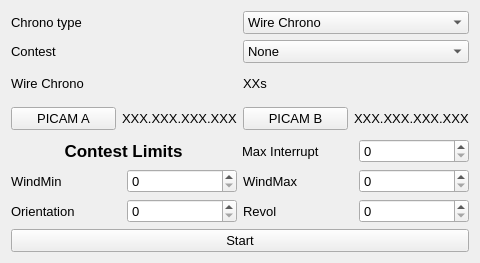
This is F3FChrono/gui/WConfig.ui in jomarin38/F3FChrono as Qt 5 draws it before an edit. The edited form follows.
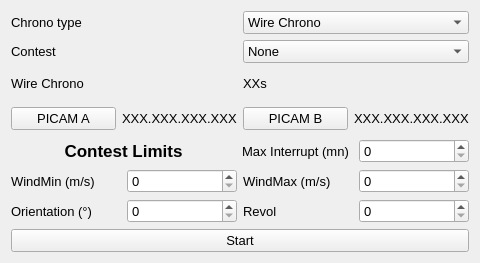
This is the edited form.

Commit message: gui chrono display method change with QtimerEvent gui display in fullscreen mode add in comment gui config :   refresh contestlist with database informations, add method for eventListChanged.   contest max interrupt display in minutes   contest variables : add unit in label.

The edit to the form file:
```diff
--- a/F3FChrono/gui/WConfig.ui
+++ b/F3FChrono/gui/WConfig.ui
@@ -205,7 +205,7 @@
           </font>
          </property>
          <property name="text">
-          <string>Max Interrupt</string>
+          <string>Max Interrupt (mn)</string>
          </property>
         </widget>
        </item>
@@ -230,7 +230,7 @@
           </font>
          </property>
          <property name="text">
-          <string>WindMin</string>
+          <string>WindMin (m/s)</string>
          </property>
         </widget>
        </item>
@@ -251,7 +251,7 @@
           </font>
          </property>
          <property name="text">
-          <string>WindMax</string>
+          <string>WindMax (m/s)</string>
          </property>
         </widget>
        </item>
@@ -276,7 +276,7 @@
           </font>
          </property>
          <property name="text">
-          <string>Orientation</string>
+          <string>Orientation (°)</string>
          </property>
         </widget>
        </item>
```
Left out of the diff: 3 changed lines with no effect on the pictures. The commit also changes 2 other files.
